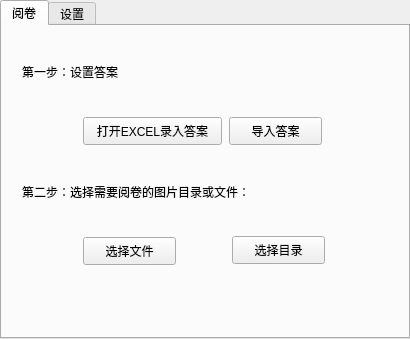
Old version of the form ScanWindow.ui in the repository r53127/MyScan.
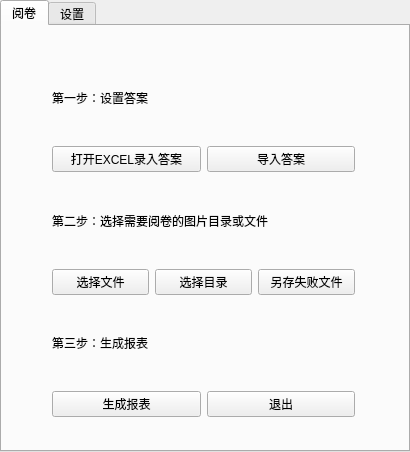
New version of the form.

What changed in the file:
```diff
--- a/ScanWindow.ui
+++ b/ScanWindow.ui
@@ -7,7 +7,7 @@
     <x>0</x>
     <y>0</y>
     <width>410</width>
-    <height>339</height>
+    <height>452</height>
    </rect>
   </property>
   <property name="sizePolicy">
@@ -32,83 +32,99 @@
    <attribute name="title">
     <string>阅卷</string>
    </attribute>
-   <widget class="QLabel" name="label">
+   <widget class="QWidget" name="">
     <property name="geometry">
      <rect>
-      <x>20</x>
-      <y>150</y>
-      <width>331</width>
-      <height>31</height>
-     </rect>
-    </property>
-    <property name="text">
-     <string>第二步：选择需要阅卷的图片目录或文件：</string>
-    </property>
-   </widget>
-   <widget class="QLabel" name="label_3">
-    <property name="geometry">
-     <rect>
-      <x>20</x>
+      <x>50</x>
       <y>30</y>
-      <width>331</width>
-      <height>31</height>
+      <width>303</width>
+      <height>361</height>
      </rect>
     </property>
+    <layout class="QVBoxLayout" name="verticalLayout">
+     <item>
+      <widget class="QLabel" name="label_3">
     <property name="text">
      <string>第一步：设置答案</string>
     </property>
    </widget>
+     </item>
+     <item>
+      <layout class="QHBoxLayout" name="horizontalLayout_3">
+       <item>
    <widget class="QPushButton" name="pushButton_1">
-    <property name="geometry">
-     <rect>
-      <x>81</x>
-      <y>91</y>
-      <width>139</width>
-      <height>28</height>
-     </rect>
-    </property>
     <property name="text">
      <string>打开EXCEL录入答案</string>
     </property>
    </widget>
+       </item>
+       <item>
    <widget class="QPushButton" name="pushButton_2">
-    <property name="geometry">
-     <rect>
-      <x>227</x>
-      <y>91</y>
-      <width>93</width>
-      <height>28</height>
-     </rect>
-    </property>
     <property name="text">
      <string>导入答案</string>
     </property>
    </widget>
+       </item>
+      </layout>
+     </item>
+     <item>
+      <widget class="QLabel" name="label">
+       <property name="text">
+        <string>第二步：选择需要阅卷的图片目录或文件</string>
+       </property>
+      </widget>
+     </item>
+     <item>
+      <layout class="QHBoxLayout" name="horizontalLayout">
+       <item>
    <widget class="QPushButton" name="pushButton_3">
-    <property name="geometry">
-     <rect>
-      <x>81</x>
-      <y>211</y>
-      <width>93</width>
-      <height>28</height>
-     </rect>
-    </property>
     <property name="text">
      <string>选择文件</string>
     </property>
    </widget>
+       </item>
+       <item>
    <widget class="QPushButton" name="pushButton_4">
-    <property name="geometry">
-     <rect>
-      <x>230</x>
-      <y>210</y>
-      <width>93</width>
-      <height>28</height>
-     </rect>
-    </property>
     <property name="text">
      <string>选择目录</string>
     </property>
+        </widget>
+       </item>
+       <item>
+        <widget class="QPushButton" name="pushButton_7">
+         <property name="text">
+          <string>另存失败文件</string>
+         </property>
+        </widget>
+       </item>
+      </layout>
+     </item>
+     <item>
+      <widget class="QLabel" name="label_2">
+       <property name="text">
+        <string>第三步：生成报表</string>
+       </property>
+      </widget>
+     </item>
+     <item>
+      <layout class="QHBoxLayout" name="horizontalLayout_2">
+       <item>
+        <widget class="QPushButton" name="pushButton_5">
+         <property name="text">
+          <string>生成报表</string>
+         </property>
+        </widget>
+       </item>
+       <item>
+        <widget class="QPushButton" name="pushButton_6">
+         <property name="text">
+          <string>退出</string>
+         </property>
+        </widget>
+       </item>
+      </layout>
+     </item>
+    </layout>
    </widget>
   </widget>
   <widget class="QWidget" name="tab">
```
Lines whose indentation alone changed are shown as unchanged.
